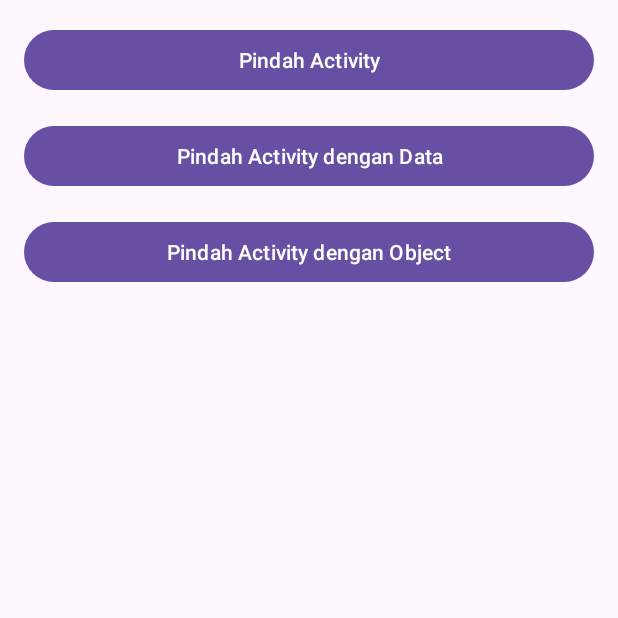
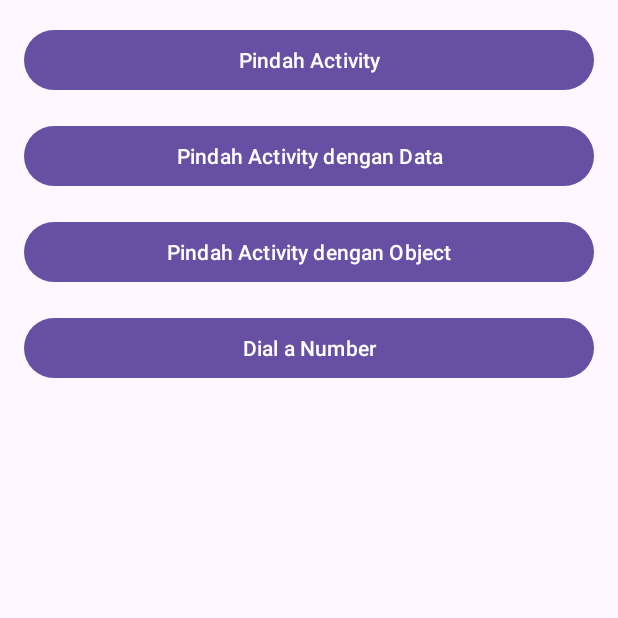
Before and after one commit to aprxty3/basic_kotlin_apps, an Android app: the screen it shows after launch (MainActivity), on a phone screen of 412 x 824 dp, the top half of it. Run offline under Robolectric (Android 15) with nearby library versions, the phone set to English and light mode, and no system bars.

Commit message:
intent dial phone

```diff
--- a/app/src/main/java/com/example/basic_apps/MainActivity.kt
+++ b/app/src/main/java/com/example/basic_apps/MainActivity.kt
@@ -1,6 +1,7 @@
 package com.example.basic_apps
 
 import android.content.Intent
+import android.net.Uri
 import android.os.Bundle
 import android.view.View
 import android.widget.Button
@@ -19,6 +20,9 @@ class MainActivity : AppCompatActivity(), View.OnClickListener {
 
         val btnMoveWithObject: Button = findViewById(R.id.button_move_with_object)
         btnMoveWithObject.setOnClickListener(this)
+
+        val btnDialPhone: Button = findViewById(R.id.button_dial_number)
+        btnDialPhone.setOnClickListener(this)
     }
 
     override fun onClick(v: View?) {
@@ -47,6 +51,12 @@ class MainActivity : AppCompatActivity(), View.OnClickListener {
                 moveWithObjectIntent.putExtra(MoveWithObject.EXTRA_PERSON, person)
                 startActivity(moveWithObjectIntent)
             }
+
+            R.id.button_dial_number -> {
+                val phoneNumber = "081210841083"
+                val dialPhoneIntent = Intent(Intent.ACTION_DIAL, Uri.parse("tel:$phoneNumber"))
+                startActivity(dialPhoneIntent)
+            }
         }
     }
 }
--- a/app/src/main/res/layout/activity_main.xml
+++ b/app/src/main/res/layout/activity_main.xml
@@ -32,5 +32,10 @@
             android:text="@string/move_with_object"
     />
 
+    <Button android:layout_width="match_parent" android:layout_height="wrap_content"
+            android:id="@+id/button_dial_number"
+            android:layout_marginBottom="16dp"
+            android:text="@string/dial_number"/>
+
 
 </LinearLayout>
```
